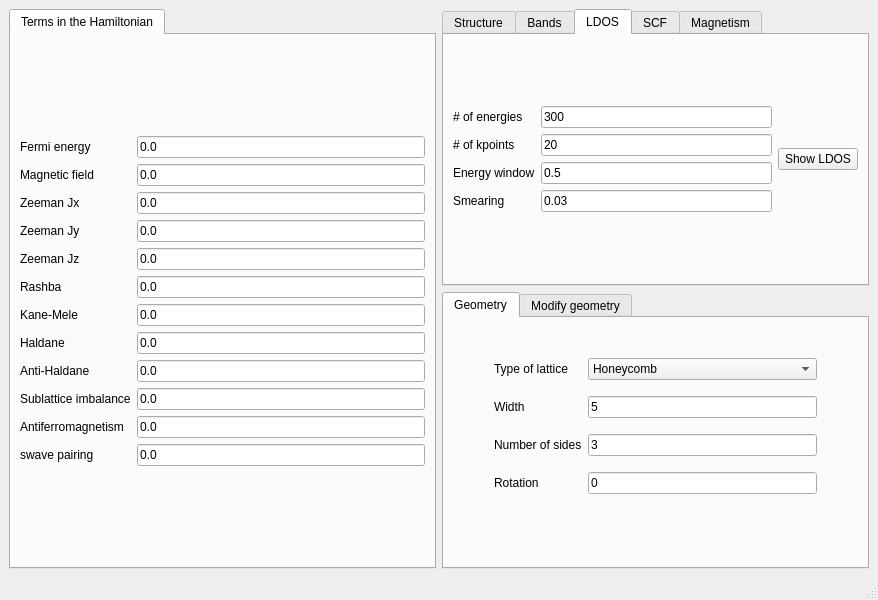
First picture: the form in development/interface-pyqt/0d/interface.ui, repository joselado/quantum-honeycomp, before the edit.
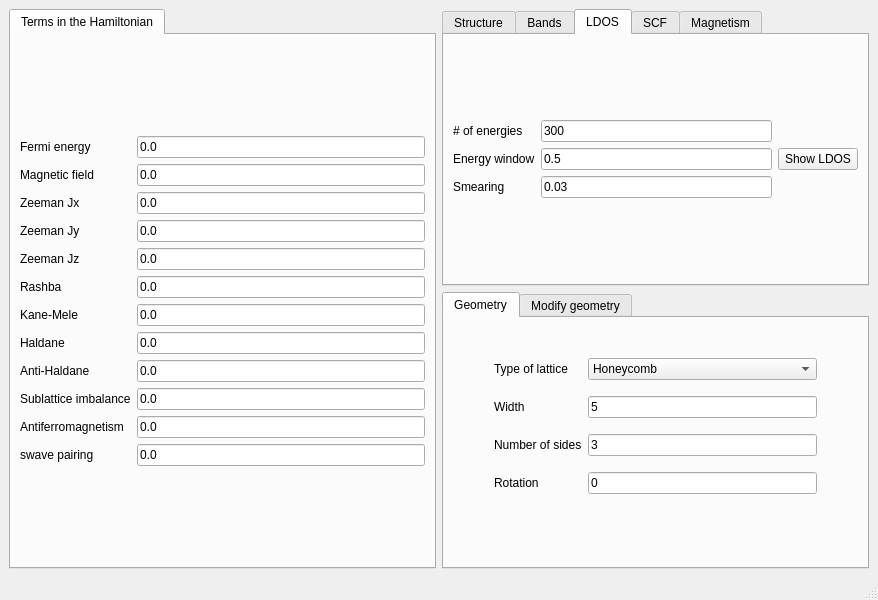
Second picture: the form after the edit. The open tabs and pages were chosen to show the change.

What changed in the file:
```diff
--- a/development/interface-pyqt/0d/interface.ui
+++ b/development/interface-pyqt/0d/interface.ui
@@ -310,27 +310,20 @@
             </property>
            </widget>
           </item>
-          <item row="3" column="1">
+          <item row="2" column="1">
            <widget class="QLineEdit" name="delta_ldos">
             <property name="text">
              <string>0.03</string>
             </property>
            </widget>
           </item>
-          <item row="3" column="0">
+          <item row="2" column="0">
            <widget class="QLabel" name="label_20">
             <property name="text">
              <string>Smearing</string>
             </property>
            </widget>
           </item>
-          <item row="1" column="1">
-           <widget class="QLineEdit" name="nk_ldos">
-            <property name="text">
-             <string>20</string>
-            </property>
-           </widget>
-          </item>
           <item row="0" column="0">
            <widget class="QLabel" name="label_17">
             <property name="text">
@@ -339,20 +332,13 @@
            </widget>
           </item>
           <item row="1" column="0">
-           <widget class="QLabel" name="label_18">
-            <property name="text">
-             <string># of kpoints</string>
-            </property>
-           </widget>
-          </item>
-          <item row="2" column="0">
            <widget class="QLabel" name="label_19">
             <property name="text">
              <string>Energy window</string>
             </property>
            </widget>
           </item>
-          <item row="2" column="1">
+          <item row="1" column="1">
            <widget class="QLineEdit" name="window_ldos">
             <property name="text">
              <string>0.5</string>
```
Left out of the diff: 2 changed lines with no effect on the pictures.
